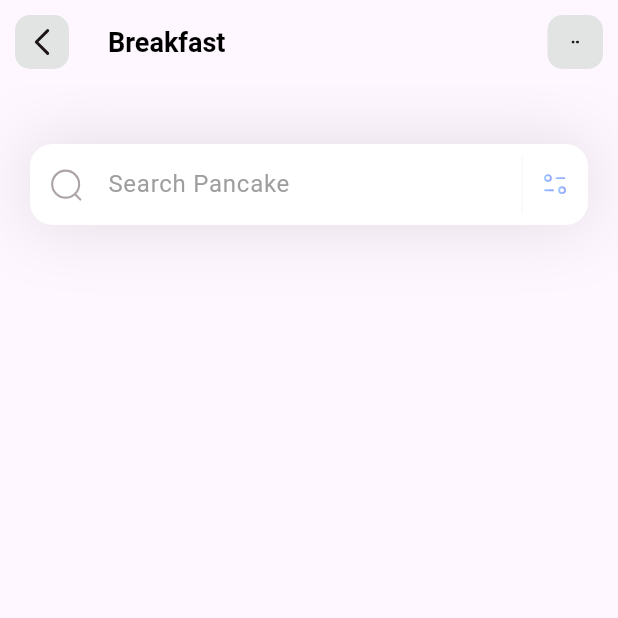
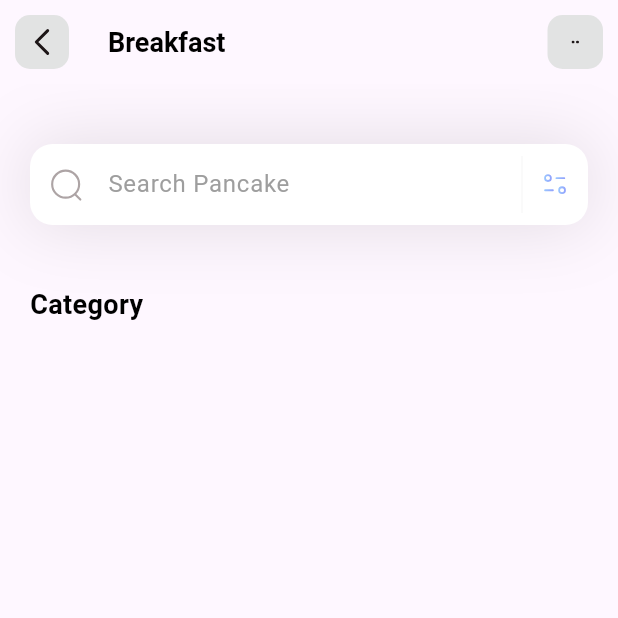
Before and after one commit to kanstantsin-bucha/learning-flutter, a Flutter app: the screen it shows after launch, on a phone screen of 412 x 824 dp, the top half of it. Run offline on Flutter 3.47's test engine with Material 3 defaults, Android fonts, the phone set to English and light mode, and no system bars; our stand-ins replace flutter_svg.

Commit message:
the App shows a category view stub

```diff
--- a/flutter_application_1/lib/pages/home.dart
+++ b/flutter_application_1/lib/pages/home.dart
@@ -6,10 +6,40 @@ class HomePage extends StatelessWidget {
 
   @override
   Widget build(BuildContext context) {
-    return Scaffold(appBar: createAppBar(), body: createSearchField());
+    return Scaffold(
+      appBar: createAppBar(),
+      body: Column(
+        crossAxisAlignment: CrossAxisAlignment.start,
+        children: [searchField(), categoriesSection()],
+      ),
+    );
   }
 
-  Column createSearchField() {
+  Column categoriesSection() {
+    return const Column(
+      crossAxisAlignment: CrossAxisAlignment.start,
+      children: [
+        SizedBox(
+          height: 40,
+        ),
+        Padding(
+          padding: EdgeInsets.only(left: 20),
+          child: Text(
+            'Category',
+            style: TextStyle(
+                color: Colors.black, fontSize: 18, fontWeight: FontWeight.w600),
+          ),
+        ),
+        SizedBox(height: 15,),
+        SizedBox(
+          height: 150,
+          child: Text(''),
+        )
+      ],
+    );
+  }
+
+  Column searchField() {
     return Column(
       children: [
         Container(
@@ -24,7 +54,7 @@ class HomePage extends StatelessWidget {
                 fillColor: Colors.white,
                 contentPadding: const EdgeInsets.all(15),
                 hintText: 'Search Pancake',
-                hintStyle: const  TextStyle(
+                hintStyle: const TextStyle(
                   color: Colors.grey,
                 ),
                 prefixIcon: searchMagnifierIcon(),
```
